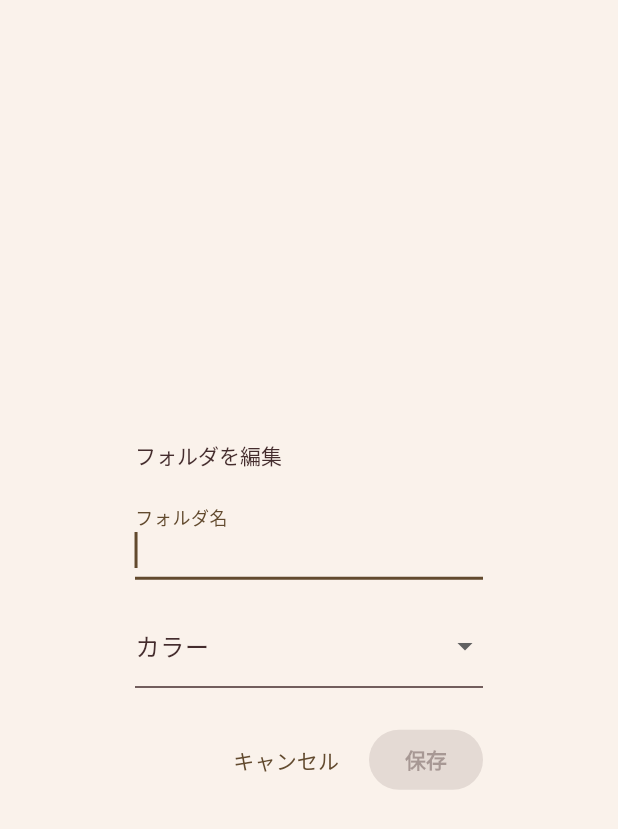
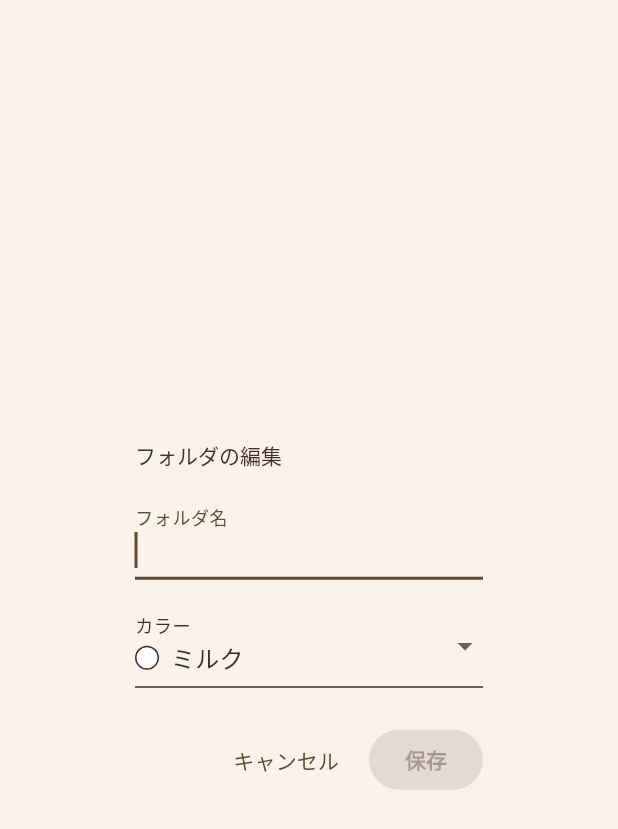
Before and after one commit to Sh1M4D40811m/wishelf, a Flutter app: the FolderEditDialog widget shown alone on an empty page, opened directly with empty values, on a phone screen of 412 x 824 dp. Shown: the top 829 px of the screen. Run offline on Flutter 3.47's test engine with Material 3 defaults, Android fonts, the phone set to English and light mode, and no system bars.

Commit message:
add folder_colors

```diff
--- a/lib/views/folder_list_screen.dart
+++ b/lib/views/folder_list_screen.dart
@@ -31,7 +31,7 @@ class FolderListScreen extends StatelessWidget {
               borderRadius: BorderRadius.circular(8),
             ),
             elevation: 4,
-            color: Color(int.parse(folder.colorHex)),
+            color: Color(int.parse(folder.colorHex, radix: 16)),
             child: InkWell(
               borderRadius: BorderRadius.circular(8),
               onTap: () {
--- a/lib/widgets/dialog/foler_edit_dialog.dart
+++ b/lib/widgets/dialog/foler_edit_dialog.dart
@@ -1,5 +1,6 @@
 import 'package:flutter/material.dart';
 import 'package:wishelf/models/folder.dart';
+import 'package:wishelf/widgets/folder_colors.dart';
 
 class FolderEditDialog extends StatefulWidget {
   final Folder? editingFolder;
@@ -24,9 +25,11 @@ class _FolderEditDialogState extends State<FolderEditDialog> {
   @override
   void initState() {
     super.initState();
-    _titleController = TextEditingController(text: widget.editingFolder?.title ?? '');
+    _titleController = TextEditingController(
+      text: widget.editingFolder?.title ?? '',
+    );
     _focusNode = FocusNode();
-    _selectedColor = widget.editingFolder?.colorHex ?? '0xFFFFFFFF';
+    _selectedColor = widget.editingFolder?.colorHex ?? FolderColors.values[0].hex;
     _isButtonEnabled = _titleController.text.trim().isNotEmpty;
 
     _titleController.addListener(() {
@@ -53,7 +56,7 @@ class _FolderEditDialogState extends State<FolderEditDialog> {
   @override
   Widget build(BuildContext context) {
     return AlertDialog(
-      title: Text(widget.editingFolder != null ? 'フォルダを編集' : 'フォルダの新規作成'),
+      title: Text(widget.editingFolder != null ? 'フォルダの編集' : 'フォルダの新規作成'),
       titleTextStyle: TextStyle(
         fontSize: 14,
         color: Theme.of(context).colorScheme.onSurface,
@@ -67,26 +70,23 @@ class _FolderEditDialogState extends State<FolderEditDialog> {
             decoration: InputDecoration(labelText: 'フォルダ名'),
           ),
           SizedBox(height: 16),
-          DropdownButtonFormField<String>(
-            value: _selectedColor,
+          DropdownButtonFormField<FolderColor>(
+            value: FolderColors.values.firstWhere(
+              (color) => color.hex == _selectedColor,
+              orElse: () => FolderColors.values[0],
+            ),
             decoration: InputDecoration(labelText: 'カラー'),
-            items: [
-              {'name': 'ミルク', 'hex': '0xFFFFFFFF'},
-              {'name': 'カフェオレ', 'hex': '0xFFECD4C2'},
-              {'name': 'ココア', 'hex': '0xFFDCBCB6'},
-              {'name': 'クリームソーダ', 'hex': '0xFFF4FFEA'},
-              {'name': 'ラムネ', 'hex': '0xFFE2FBFC'},
-              {'name': 'レモネード', 'hex': '0xFFFFFCC8'},
-            ].map((color) {
-              return DropdownMenuItem<String>(
-                value: color['hex'],
+            items:
+                FolderColors.values.map((color) {
+                  return DropdownMenuItem<FolderColor>(
+                    value: color,
                     child: Row(
                       children: [
                         Container(
                           width: 16,
                           height: 16,
                           decoration: BoxDecoration(
-                        color: Color(int.parse(color['hex']!)),
+                            color: color.color,
                             shape: BoxShape.circle,
                             border: Border.all(
                               color: Theme.of(context).colorScheme.onSurface,
@@ -94,7 +94,7 @@ class _FolderEditDialogState extends State<FolderEditDialog> {
                           ),
                         ),
                         SizedBox(width: 8),
-                    Text(color['name']!),
+                        Text(color.name),
                       ],
                     ),
                   );
@@ -102,7 +102,7 @@ class _FolderEditDialogState extends State<FolderEditDialog> {
             onChanged: (value) {
               if (value != null) {
                 setState(() {
-                  _selectedColor = value;
+                  _selectedColor = value.hex;
                 });
               }
             },
@@ -120,11 +120,13 @@ class _FolderEditDialogState extends State<FolderEditDialog> {
             foregroundColor: Theme.of(context).colorScheme.onPrimary,
             textStyle: TextStyle(fontWeight: FontWeight.bold),
           ),
-          onPressed: _isButtonEnabled
+          onPressed:
+              _isButtonEnabled
                   ? () {
                     final title = _titleController.text.trim();
                     final folder = Folder(
-                    id: widget.editingFolder?.id ??
+                      id:
+                          widget.editingFolder?.id ??
                           DateTime.now().millisecondsSinceEpoch.toString(),
                       title: title,
                       colorHex: _selectedColor,
--- /dev/null
+++ b/lib/widgets/folder_colors.dart
@@ -0,0 +1,21 @@
+import 'package:flutter/material.dart';
+
+class FolderColor {
+  final String name;
+  final Color color;
+
+  const FolderColor(this.name, this.color);
+
+  String get hex => color.toARGB32().toRadixString(16).padLeft(8, '0').toUpperCase();
+}
+
+class FolderColors {
+  static const List<FolderColor> values = [
+    FolderColor('ミルク', Color(0xFFFFFFFF)),
+    FolderColor('カフェオレ', Color(0xFFECD4C2)),
+    FolderColor('ココア', Color(0xFFDCBCB6)),
+    FolderColor('クリームソーダ', Color(0xFFF4FFEA)),
+    FolderColor('ラムネ', Color(0xFFE2FBFC)),
+    FolderColor('レモネード', Color(0xFFFFFCC8)),
+  ];
+}
```
Lines whose indentation alone changed are shown as unchanged.
